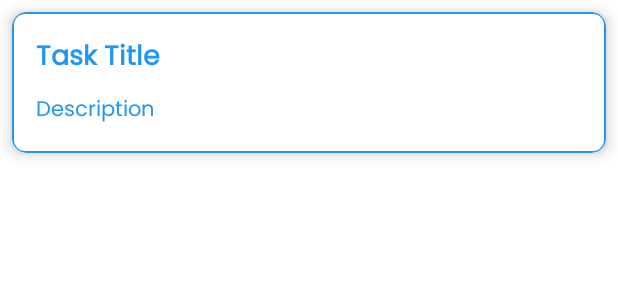
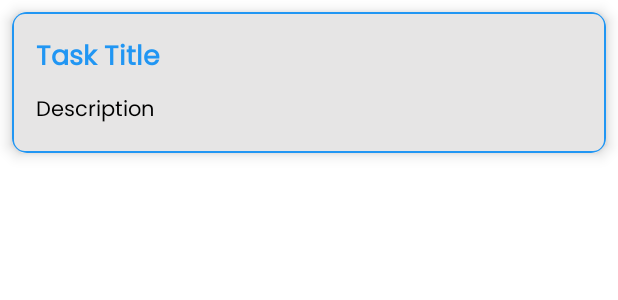
Before and after one commit to AshanMaduwantha/The-Task-App, an Android app: the layout task_layout.xml on its own in the app's theme, with its tools: preview values and no code run, on a phone screen of 412 x 824 dp. Shown: the top 300 px of the screen. Run offline under Robolectric (Android 15) with nearby library versions, the light colour scheme and no system bars.

Commit message:
change things

```diff
--- a/app/src/main/res/layout/task_layout.xml
+++ b/app/src/main/res/layout/task_layout.xml
@@ -1,14 +1,16 @@
 <?xml version="1.0" encoding="utf-8"?>
 <layout
     xmlns:android="http://schemas.android.com/apk/res/android"
-    xmlns:app="http://schemas.android.com/apk/res-auto">
+    xmlns:app="http://schemas.android.com/apk/res-auto"
+    >
 
     <androidx.cardview.widget.CardView
         android:layout_width="match_parent"
         android:layout_height="wrap_content"
         android:layout_margin="8dp"
         app:cardElevation="6dp"
-        app:cardCornerRadius="10dp">
+        app:cardCornerRadius="10dp"
+        android:backgroundTint="@color/AccentColor">
 
         <LinearLayout
             android:layout_width="match_parent"
@@ -37,7 +39,7 @@
                 android:text="@string/description"
                 android:textSize="14sp"
                 android:fontFamily="@font/poppins"
-                android:textColor="@color/PrimaryColor"/>
+                android:textColor="@color/black"/>
 
         </LinearLayout>
     </androidx.cardview.widget.CardView>
--- a/app/src/main/res/values/colors.xml
+++ b/app/src/main/res/values/colors.xml
@@ -5,5 +5,5 @@
 
     <color name="PrimaryColor">#2196F3</color>
     <color name="SecoundryColor">#A9A8A8</color>
-    <color name="AccentColor">#D5D1D1</color>
+    <color name="AccentColor">#E6E5E5</color>
 </resources>
```
